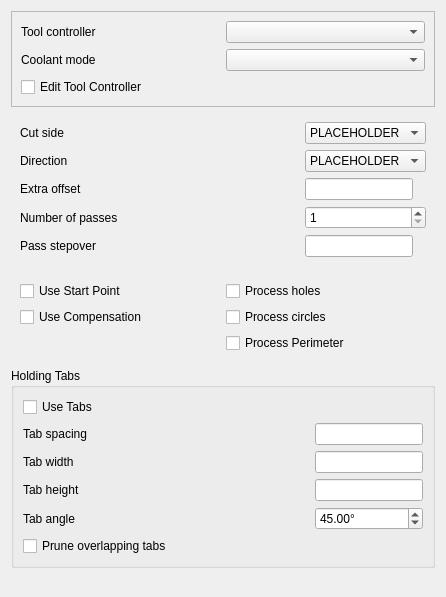
Spruill-1/FreeCADNesting, file src/Mod/CAM/Gui/Resources/panels/PageOpProfileFullEdit.ui: the form before one commit.
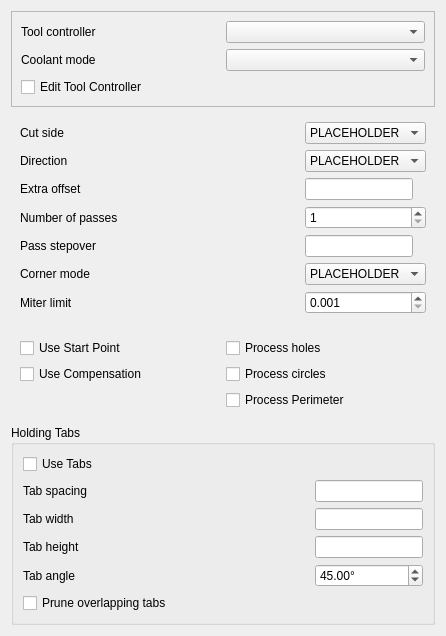
The form after the commit. Custom widgets are drawn as their Qt base class.

Patch:
```diff
--- a/src/Mod/CAM/Gui/Resources/panels/PageOpProfileFullEdit.ui
+++ b/src/Mod/CAM/Gui/Resources/panels/PageOpProfileFullEdit.ui
@@ -159,6 +159,54 @@
         </property>
        </widget>
       </item>
+       <!-- Corner controls were added so Profile users can choose how sharp
+         offset corners should be. ``Miter`` is the mode intended for very
+         fine external points that would otherwise be softened by rounding. -->
+      <item row="5" column="0">
+       <widget class="QLabel" name="joinTypeLabel">
+        <property name="text">
+         <string>Corner mode</string>
+        </property>
+       </widget>
+      </item>
+      <item row="5" column="1">
+       <widget class="QComboBox" name="joinType">
+        <property name="toolTip">
+         <string>Controls how the offset toolpath behaves at corners. Use Miter for the sharpest points.</string>
+        </property>
+        <item>
+         <property name="text">
+          <string>PLACEHOLDER</string>
+         </property>
+        </item>
+       </widget>
+      </item>
+      <item row="6" column="0">
+       <widget class="QLabel" name="miterLimitLabel">
+        <property name="text">
+         <string>Miter limit</string>
+        </property>
+       </widget>
+      </item>
+      <item row="6" column="1">
+       <widget class="QDoubleSpinBox" name="miterLimit">
+        <property name="decimals">
+         <number>3</number>
+        </property>
+        <property name="minimum">
+         <double>0.001000000000000</double>
+        </property>
+        <property name="maximum">
+         <double>1000.000000000000000</double>
+        </property>
+        <property name="singleStep">
+         <double>0.100000000000000</double>
+        </property>
+        <property name="toolTip">
+         <string>Maximum distance before a miter corner is truncated.</string>
+        </property>
+       </widget>
+      </item>
       </layout>
     </widget>
    </item>
```
